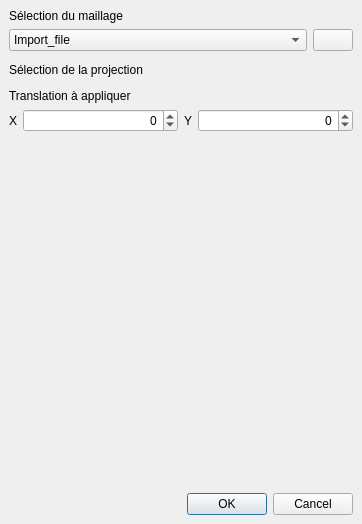
Above: mesh_tools/ui/mesh_translation.ui from Artelia/Mesh_tools before the change. Below: the same form after it.
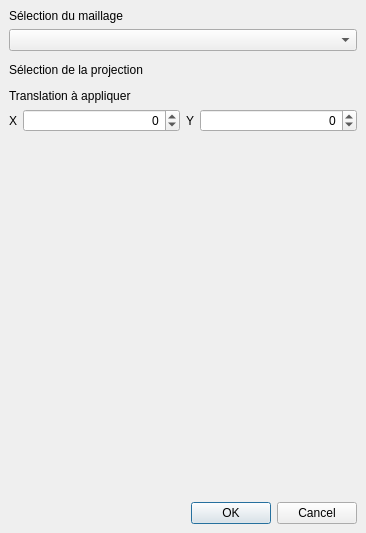
That is the form after the change. Custom widgets are drawn as their Qt base class.

Commit message: replace comboBax by QgsMapLayerComboBox

Patch:
```diff
--- a/mesh_tools/ui/mesh_translation.ui
+++ b/mesh_tools/ui/mesh_translation.ui
@@ -6,8 +6,8 @@
    <rect>
     <x>0</x>
     <y>0</y>
-    <width>362</width>
-    <height>524</height>
+    <width>366</width>
+    <height>533</height>
    </rect>
   </property>
   <property name="windowTitle">
@@ -144,32 +144,7 @@
     <item row="1" column="0">
      <layout class="QHBoxLayout" name="horizontalLayout">
       <item>
-       <widget class="QComboBox" name="cb_layer">
-        <item>
-         <property name="text">
-          <string>Import_file</string>
-         </property>
-        </item>
-       </widget>
-      </item>
-      <item>
-       <widget class="QPushButton" name="bt_up_layer">
-        <property name="maximumSize">
-         <size>
-          <width>40</width>
-          <height>40</height>
-         </size>
-        </property>
-        <property name="text">
-         <string/>
-        </property>
-        <property name="iconSize">
-         <size>
-          <width>25</width>
-          <height>25</height>
-         </size>
-        </property>
-       </widget>
+       <widget class="QgsMapLayerComboBox" name="qcb_layer"/>
       </item>
      </layout>
     </item>
@@ -188,6 +163,11 @@
    <extends>QWidget</extends>
    <header>qgsfilewidget.h</header>
   </customwidget>
+  <customwidget>
+   <class>QgsMapLayerComboBox</class>
+   <extends>QComboBox</extends>
+   <header>qgsmaplayercombobox.h</header>
+  </customwidget>
   <customwidget>
    <class>QgsProjectionSelectionWidget</class>
    <extends>QWidget</extends>
```
The commit also changes 1 other file.
